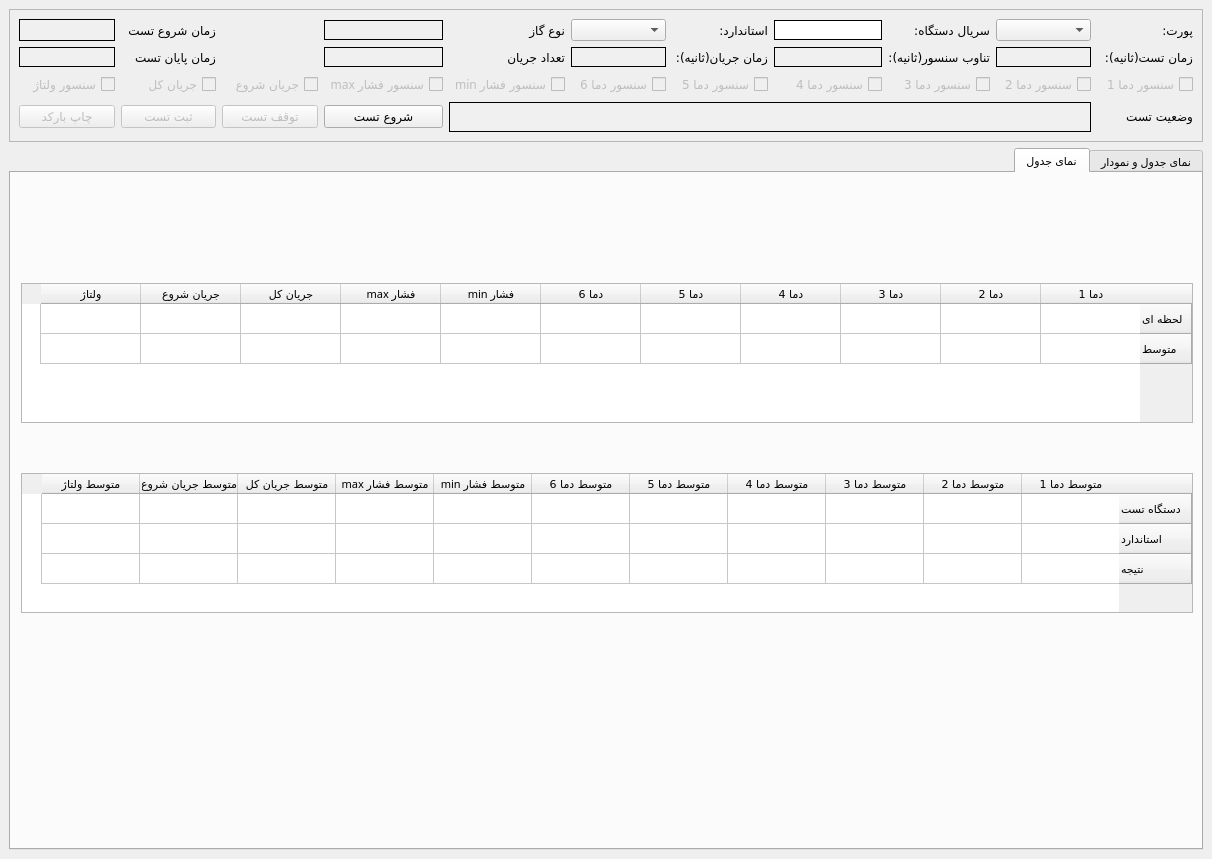
Old version of the form ui_newtest.ui in the repository jalilian-armin/PLC-QMS-Warehouse.
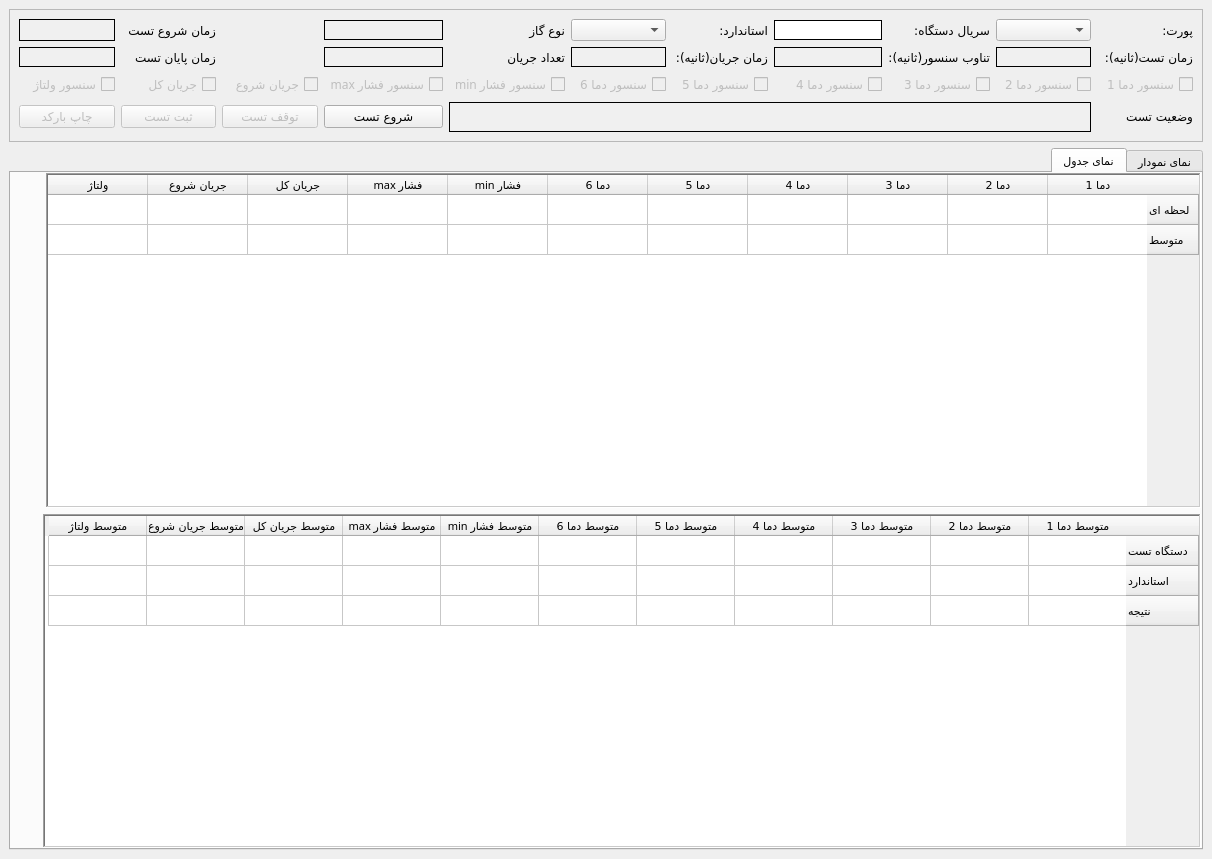
New version of the form.

Diff of the .ui file:
```diff
--- a/ui_newtest.ui
+++ b/ui_newtest.ui
@@ -14,6 +14,12 @@
    <string>MainWindow</string>
   </property>
   <widget class="QWidget" name="centralwidget">
+   <property name="maximumSize">
+    <size>
+     <width>1212</width>
+     <height>16777215</height>
+    </size>
+   </property>
    <layout class="QVBoxLayout" name="verticalLayout">
     <item>
      <widget class="QFrame" name="Test_Properties">
@@ -666,7 +672,7 @@
         <string>&lt;html&gt;&lt;head/&gt;&lt;body&gt;&lt;p&gt;&lt;br/&gt;&lt;/p&gt;&lt;/body&gt;&lt;/html&gt;</string>
        </property>
        <attribute name="title">
-        <string>نمای جدول و نمودار</string>
+        <string>نمای نمودار</string>
        </attribute>
        <layout class="QVBoxLayout" name="verticalLayout_2">
         <item>
@@ -728,21 +734,33 @@
        <attribute name="title">
         <string>نمای جدول</string>
        </attribute>
+       <layout class="QVBoxLayout" name="verticalLayout_3">
+        <property name="leftMargin">
+         <number>0</number>
+        </property>
+        <property name="topMargin">
+         <number>0</number>
+        </property>
+        <property name="rightMargin">
+         <number>0</number>
+        </property>
+        <property name="bottomMargin">
+         <number>0</number>
+        </property>
+        <item>
        <widget class="QTableWidget" name="tableAverage">
-        <property name="geometry">
-         <rect>
-          <x>10</x>
-          <y>110</y>
-          <width>1172</width>
-          <height>140</height>
-         </rect>
-        </property>
         <property name="minimumSize">
          <size>
           <width>0</width>
           <height>100</height>
          </size>
         </property>
+          <property name="maximumSize">
+           <size>
+            <width>1155</width>
+            <height>16777215</height>
+           </size>
+          </property>
         <property name="font">
          <font>
           <family>IRANSansWeb(FaNum)</family>
@@ -758,8 +776,14 @@
         <property name="locale">
          <locale language="Persian" country="Iran"/>
         </property>
+          <property name="frameShape">
+           <enum>QFrame::WinPanel</enum>
+          </property>
+          <property name="frameShadow">
+           <enum>QFrame::Sunken</enum>
+          </property>
         <property name="verticalScrollBarPolicy">
-         <enum>Qt::ScrollBarAlwaysOff</enum>
+           <enum>Qt::ScrollBarAsNeeded</enum>
         </property>
         <property name="horizontalScrollBarPolicy">
          <enum>Qt::ScrollBarAlwaysOff</enum>
@@ -839,24 +863,24 @@
          </property>
         </column>
        </widget>
+        </item>
+        <item>
        <widget class="QTableWidget" name="tableCompare">
         <property name="enabled">
          <bool>true</bool>
         </property>
-        <property name="geometry">
-         <rect>
-          <x>10</x>
-          <y>300</y>
-          <width>1172</width>
-          <height>140</height>
-         </rect>
-        </property>
         <property name="minimumSize">
          <size>
           <width>0</width>
           <height>130</height>
          </size>
         </property>
+          <property name="maximumSize">
+           <size>
+            <width>1158</width>
+            <height>16777215</height>
+           </size>
+          </property>
         <property name="font">
          <font>
           <family>IRANSansWeb(FaNum)</family>
@@ -872,6 +896,9 @@
         <property name="locale">
          <locale language="Persian" country="Iran"/>
         </property>
+          <property name="frameShape">
+           <enum>QFrame::WinPanel</enum>
+          </property>
         <property name="verticalScrollBarPolicy">
          <enum>Qt::ScrollBarAlwaysOff</enum>
         </property>
@@ -975,6 +1002,8 @@
          </property>
         </item>
        </widget>
+        </item>
+       </layout>
       </widget>
      </widget>
     </item>
```
Left out of the diff: 8 changed lines with no effect on the pictures. Lines whose indentation alone changed are shown as unchanged.
